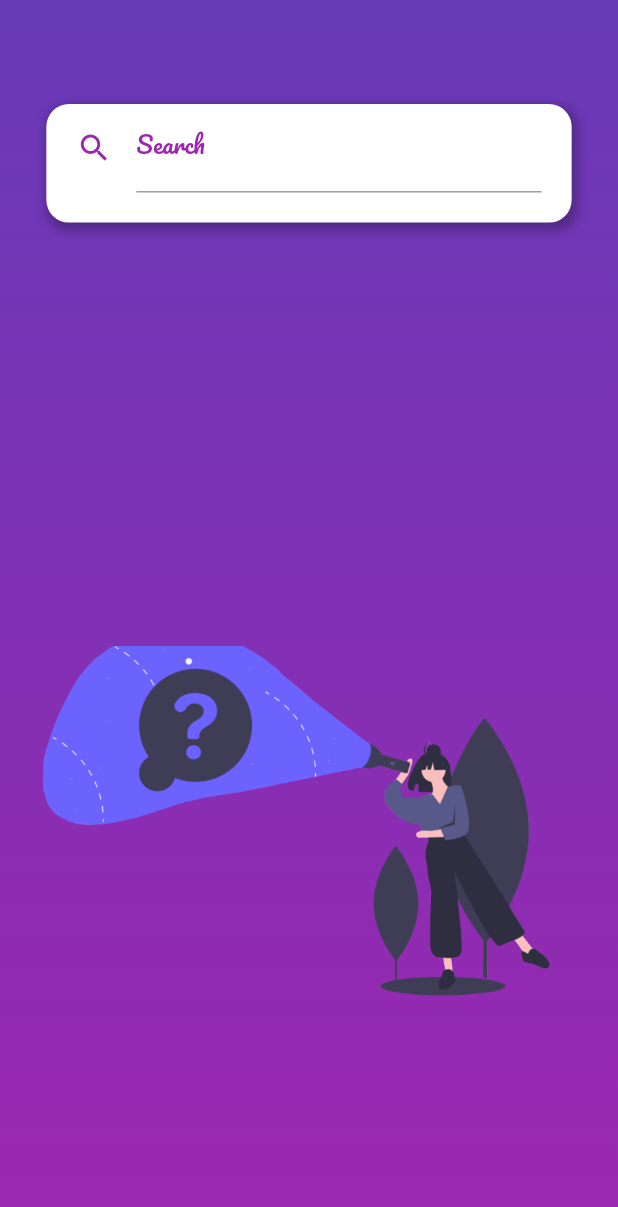
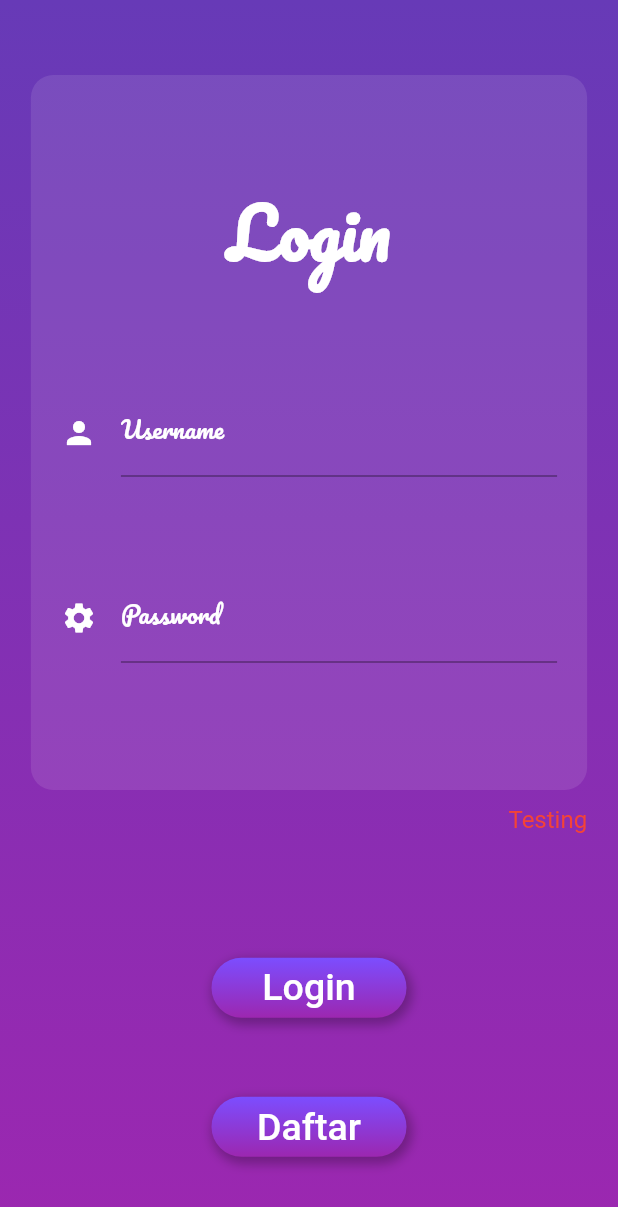
Before and after one commit to NaufalFiraas/Flutter-MovieDB, a Flutter app: the screen it shows after launch, after a tap on "Masuk", on a phone screen of 412 x 824 dp. Shown: the top 1207 px of the screen. Run offline on Flutter 3.47's test engine with Material 2 defaults, Android fonts, the phone set to English and light mode, and no system bars.

Commit message:
menambahkan halaman login

```diff
--- /dev/null
+++ b/lib/custom_widgets/Textfields.dart
@@ -0,0 +1,34 @@
+import 'package:flutter/material.dart';
+
+class Textfields extends StatelessWidget {
+  final String label;
+  final TextEditingController controller;
+  final IconData icon;
+  final bool obscure;
+
+  const Textfields({Key? key, required this.label, required this.controller, required this.icon, required this.obscure}) : super(key: key);
+
+  @override
+  Widget build(BuildContext context) {
+    return TextField(
+      decoration: InputDecoration(
+        focusedBorder: UnderlineInputBorder(
+          borderSide: BorderSide(
+            color: Colors.white,
+          ),
+        ),
+        labelText: this.label,
+        labelStyle: TextStyle(
+          color: Colors.white,
+          fontFamily: 'Pacifico',
+        ),
+        icon: Icon(
+          this.icon,
+          color: Colors.white,
+        ),
+      ),
+      controller: this.controller,
+      obscureText: this.obscure,
+    );
+  }
+}
--- /dev/null
+++ b/lib/pages/LoginPage.dart
@@ -0,0 +1,110 @@
+import 'package:flutter/material.dart';
+import 'package:movie_db/custom_widgets/Buttons.dart';
+import 'package:movie_db/custom_widgets/Textfields.dart';
+
+class LoginPage extends StatefulWidget {
+  const LoginPage({Key? key}) : super(key: key);
+
+  @override
+  _LoginPageState createState() => _LoginPageState();
+}
+
+class _LoginPageState extends State<LoginPage> {
+  TextEditingController usernameController = TextEditingController();
+  TextEditingController passwordController = TextEditingController();
+
+  @override
+  Widget build(BuildContext context) {
+    return Scaffold(
+      body: SingleChildScrollView(
+        child: Container(
+          height: MediaQuery.of(context).size.height,
+          width: MediaQuery.of(context).size.width,
+          padding: EdgeInsets.only(
+            top: 50,
+          ),
+          decoration: BoxDecoration(
+            gradient: LinearGradient(
+              begin: Alignment.topCenter,
+              end: Alignment.bottomCenter,
+              colors: [Colors.deepPurple, Colors.purple],
+            ),
+          ),
+          child: Column(
+            children: [
+              Flexible(
+                flex: 2,
+                child: Container(
+                  width: MediaQuery.of(context).size.width * 0.9,
+                  padding: EdgeInsets.fromLTRB(20, 0, 20, 20),
+                  decoration: BoxDecoration(
+                    borderRadius: BorderRadius.circular(15),
+                    color: Colors.white10,
+                  ),
+                  child: Column(
+                    mainAxisAlignment: MainAxisAlignment.spaceEvenly,
+                    children: [
+                      Text(
+                        'Login',
+                        style: TextStyle(
+                          fontSize: 45,
+                          fontWeight: FontWeight.w700,
+                          fontFamily: 'Pacifico',
+                          color: Colors.white,
+                        ),
+                      ),
+                      Textfields(
+                        label: 'Username',
+                        controller: this.usernameController,
+                        icon: Icons.person,
+                        obscure: false,
+                      ),
+                      Textfields(
+                        label: 'Password',
+                        controller: this.passwordController,
+                        icon: Icons.settings,
+                        obscure: true,
+                      ),
+                    ],
+                  ),
+                ),
+              ),
+              Container(
+                width: MediaQuery.of(context).size.width * 0.9,
+                margin: EdgeInsets.only(
+                  top: 10,
+                ),
+                child: Text(
+                  'Testing',
+                  style: TextStyle(
+                    fontSize: 16,
+                    color: Colors.red,
+                  ),
+                  textAlign: TextAlign.end,
+                ),
+              ),
+              SizedBox(
+                height: 30,
+              ),
+              Flexible(
+                flex: 1,
+                child: Container(
+                  child: Column(
+                    mainAxisAlignment: MainAxisAlignment.spaceEvenly,
+                    children: [
+                      Buttons(height: 40, width: 130, text: 'Login'),
+                      GestureDetector(
+                        child: Buttons(height: 40, width: 130, text: 'Daftar'),
+                        onTap: () {},
+                      ),
+                    ],
+                  ),
+                ),
+              ),
+            ],
+          ),
+        ),
+      ),
+    );
+  }
+}
--- a/lib/pages/MainPage.dart
+++ b/lib/pages/MainPage.dart
@@ -1,6 +1,6 @@
 import 'package:flutter/material.dart';
 import 'package:movie_db/custom_widgets/Buttons.dart';
-import 'SearchPage.dart';
+import 'LoginPage.dart';
 
 class MainPage extends StatefulWidget {
   const MainPage({Key? key}) : super(key: key);
@@ -63,8 +63,8 @@ class _MainPageState extends State<MainPage> {
             alignment: Alignment(0, 0.7),
             child: GestureDetector(
               onTap: () {
-                Navigator.pushReplacement(context, MaterialPageRoute(builder: (context) {
-                  return SearchPage();
+                Navigator.push(context, MaterialPageRoute(builder: (context) {
+                  return LoginPage();
                 }));
               },
               child: Buttons(height: 60, width: 180, text: 'Masuk',),
--- a/pubspec.yaml
+++ b/pubspec.yaml
@@ -25,6 +25,7 @@ dependencies:
     sdk: flutter
 
   http: ^0.13.3
+  shared_preferences: ^2.0.6
 
   # The following adds the Cupertino Icons font to your application.
   # Use with the CupertinoIcons class for iOS style icons.
```
Also changed, not shown: pubspec.lock.
